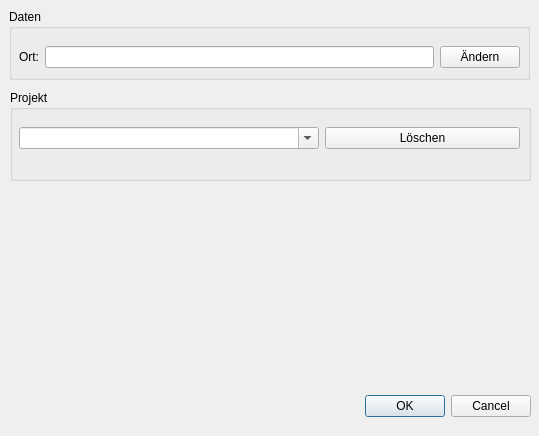
marcohartung/TimeLog, file configdlg.ui: the form before one commit.
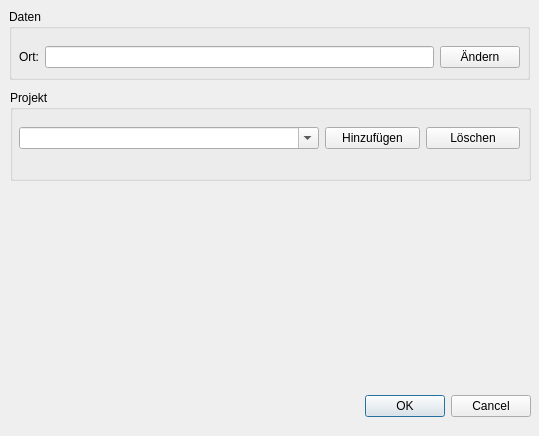
The form after the commit.

Patch:
```diff
--- a/configdlg.ui
+++ b/configdlg.ui
@@ -106,6 +106,13 @@
        </property>
       </widget>
      </item>
+     <item>
+      <widget class="QPushButton" name="pbProjAdd">
+       <property name="text">
+        <string>Hinzufügen</string>
+       </property>
+      </widget>
+     </item>
      <item>
       <widget class="QPushButton" name="pbProjDel">
        <property name="text">
```
